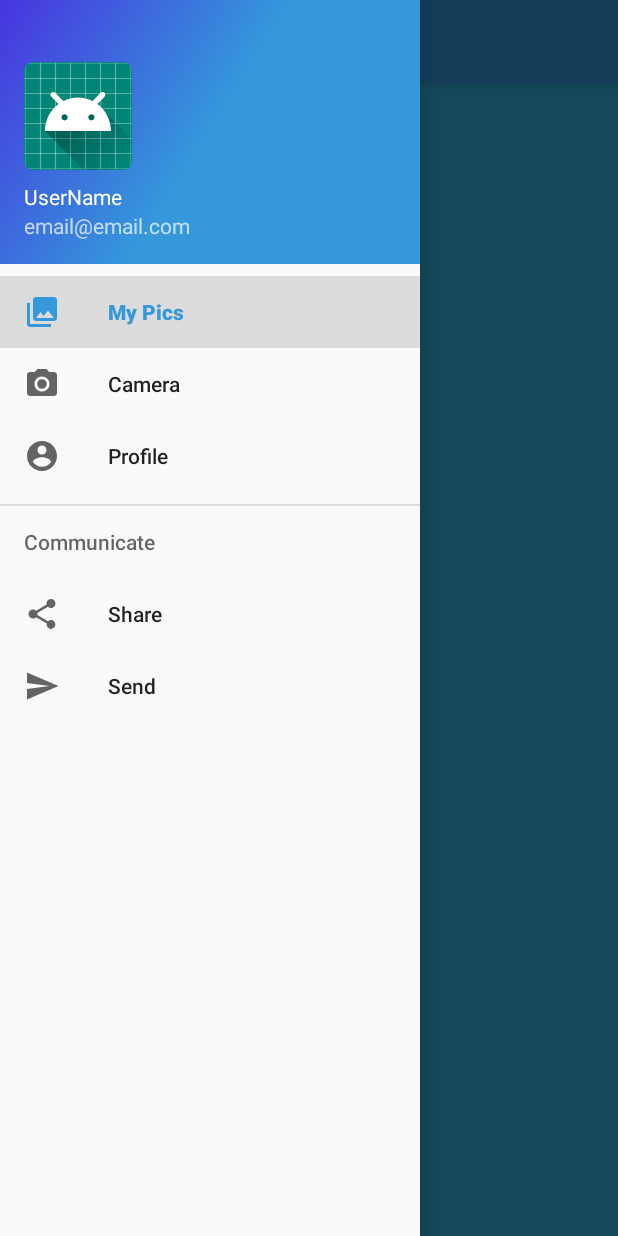
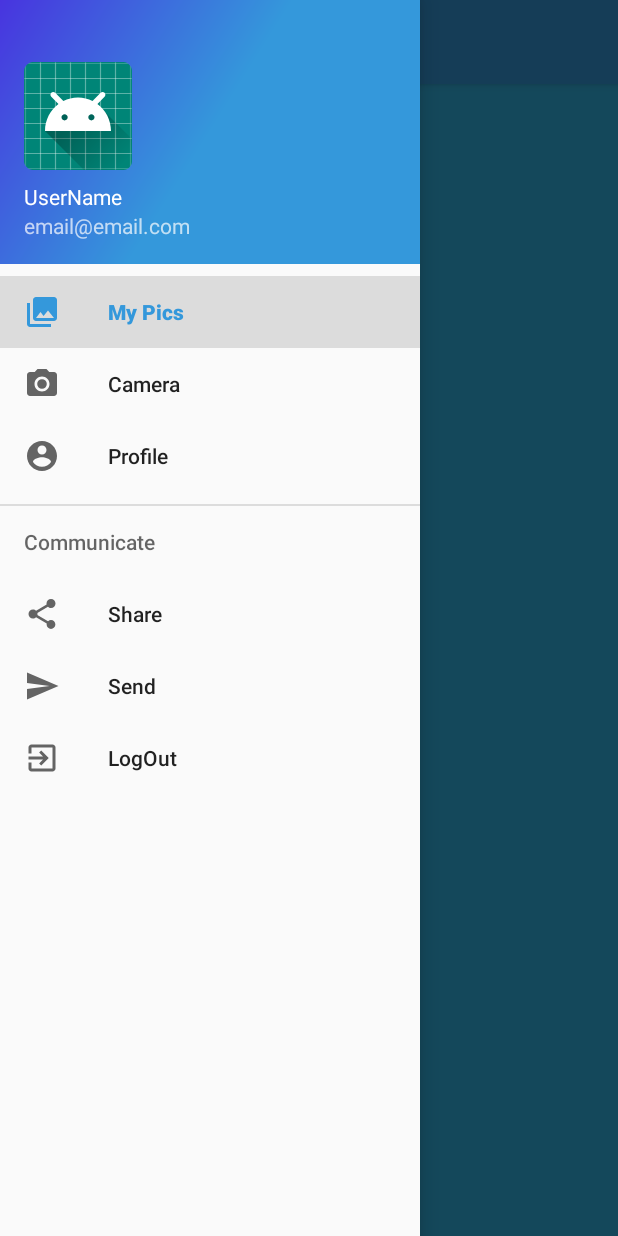
Before and after one commit to DevanshJain07/Goa, an Android app: the screen it shows after launch once a user with an empty profile is signed in (HomeActivity), with the side drawer open, on a phone screen of 412 x 824 dp. Run offline under Robolectric (Android 15) with nearby library versions, the phone set to English and light mode, and no system bars; our stand-ins replace Firebase (no records; nobody signed in at launch, a user with empty details on screens opened directly).

Commit message:
added logout feature

```diff
--- /dev/null
+++ b/app/src/main/res/drawable/ic_logout.xml
@@ -0,0 +1,9 @@
+<vector xmlns:android="http://schemas.android.com/apk/res/android"
+        android:width="24dp"
+        android:height="24dp"
+        android:viewportWidth="24.0"
+        android:viewportHeight="24.0">
+    <path
+        android:fillColor="#FF000000"
+        android:pathData="M10.09,15.59L11.5,17l5,-5 -5,-5 -1.41,1.41L12.67,11H3v2h9.67l-2.58,2.59zM19,3H5c-1.11,0 -2,0.9 -2,2v4h2V5h14v14H5v-4H3v4c0,1.1 0.89,2 2,2h14c1.1,0 2,-0.9 2,-2V5c0,-1.1 -0.9,-2 -2,-2z"/>
+</vector>
--- a/app/src/main/res/menu/drawer_menu.xml
+++ b/app/src/main/res/menu/drawer_menu.xml
@@ -28,6 +28,10 @@
                 android:id="@+id/nav_send"
                 android:icon="@drawable/ic_menu_send"
                 android:title="Send" />
+            <item
+                android:id="@+id/nav_logout"
+                android:icon="@drawable/ic_logout"
+                android:title="LogOut" />
         </menu>
     </item>
 
```
Also changed, not shown: app/src/main/java/com/example/goa/HomeActivity.java (+12 -0 lines).
